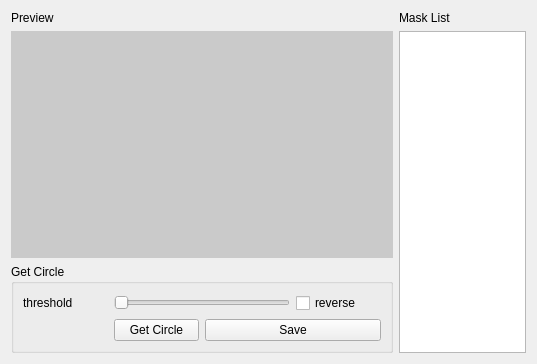
This is ui/mask_widget.ui in xiashu-tech-sh/AOI-IE as Qt 5 draws it before an edit. The edited form follows.
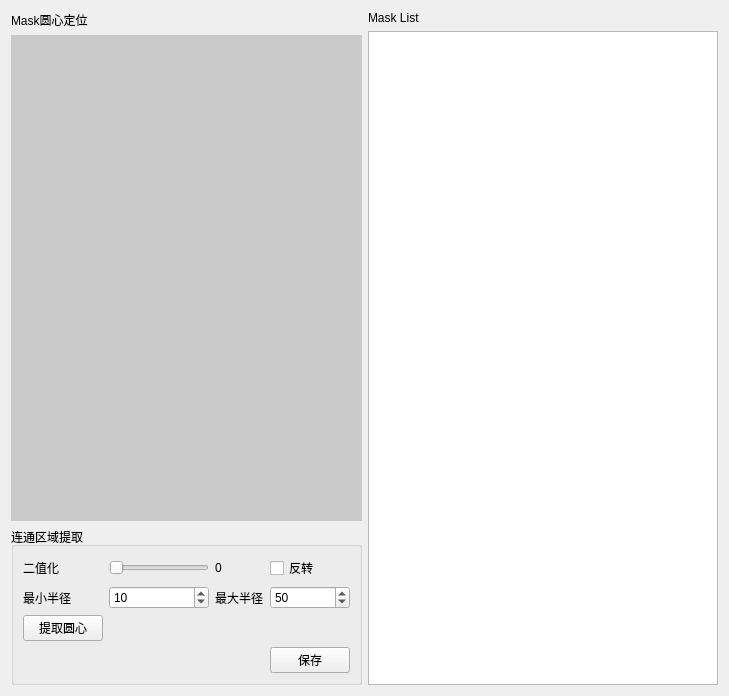
This is the edited form.

Patch:
```diff
--- a/ui/mask_widget.ui
+++ b/ui/mask_widget.ui
@@ -6,22 +6,24 @@
    <rect>
     <x>0</x>
     <y>0</y>
-    <width>537</width>
-    <height>364</height>
+    <width>729</width>
+    <height>696</height>
    </rect>
   </property>
   <property name="windowTitle">
    <string>Form</string>
   </property>
-  <layout class="QHBoxLayout" name="horizontalLayout" stretch="3,1">
+  <layout class="QHBoxLayout" name="horizontalLayout_3">
    <item>
-    <layout class="QVBoxLayout" name="verticalLayout_3" stretch="0,0">
+    <layout class="QHBoxLayout" name="horizontalLayout_2" stretch="1,1">
+     <item>
+      <layout class="QVBoxLayout" name="verticalLayout_3" stretch="9,1">
      <item>
       <layout class="QVBoxLayout" name="verticalLayout_2" stretch="0,1">
        <item>
         <widget class="QLabel" name="label_3">
          <property name="text">
-          <string>Preview</string>
+            <string>Mask圆心定位</string>
          </property>
         </widget>
        </item>
@@ -52,43 +54,108 @@
      <item>
       <widget class="QGroupBox" name="groupBox">
        <property name="title">
-        <string>Get Circle</string>
-       </property>
+          <string>连通区域提取</string>
+         </property>
+         <layout class="QHBoxLayout" name="horizontalLayout">
+          <item>
        <layout class="QGridLayout" name="gridLayout">
+            <item row="0" column="3">
+             <widget class="QCheckBox" name="reverseCheckBox">
+              <property name="text">
+               <string>反转</string>
+              </property>
+             </widget>
+            </item>
+            <item row="1" column="2">
+             <widget class="QLabel" name="label_7">
+              <property name="text">
+               <string>最大半径</string>
+              </property>
+             </widget>
+            </item>
+            <item row="3" column="1" colspan="2">
+             <widget class="QLabel" name="label_9">
+              <property name="text">
+               <string/>
+              </property>
+             </widget>
+            </item>
         <item row="0" column="0">
          <widget class="QLabel" name="label_4">
           <property name="text">
-           <string>threshold</string>
+               <string>二值化</string>
           </property>
          </widget>
         </item>
-        <item row="0" column="1" colspan="2">
+            <item row="1" column="0">
+             <widget class="QLabel" name="label_5">
+              <property name="text">
+               <string>最小半径</string>
+              </property>
+             </widget>
+            </item>
+            <item row="0" column="1">
          <widget class="QSlider" name="threshSlider">
+              <property name="maximum">
+               <number>255</number>
+              </property>
           <property name="orientation">
            <enum>Qt::Horizontal</enum>
           </property>
          </widget>
         </item>
-        <item row="0" column="3">
-         <widget class="QCheckBox" name="reverseCheckBox">
+            <item row="3" column="3">
+             <widget class="QPushButton" name="saveButton">
           <property name="text">
-           <string>reverse</string>
+               <string>保存</string>
+              </property>
+             </widget>
+            </item>
+            <item row="0" column="2">
+             <widget class="QLabel" name="label">
+              <property name="text">
+               <string>0</string>
           </property>
          </widget>
         </item>
         <item row="1" column="1">
+             <widget class="QSpinBox" name="spinBox">
+              <property name="maximum">
+               <number>200</number>
+              </property>
+              <property name="value">
+               <number>10</number>
+              </property>
+             </widget>
+            </item>
+            <item row="1" column="3">
+             <widget class="QSpinBox" name="spinBox_3">
+              <property name="minimum">
+               <number>0</number>
+              </property>
+              <property name="maximum">
+               <number>200</number>
+              </property>
+              <property name="value">
+               <number>50</number>
+              </property>
+             </widget>
+            </item>
+            <item row="2" column="1" colspan="3">
+             <widget class="QLabel" name="label_6">
+              <property name="text">
+               <string/>
+              </property>
+             </widget>
+            </item>
+            <item row="2" column="0">
          <widget class="QPushButton" name="getCircleButton">
           <property name="text">
-           <string>Get Circle</string>
+               <string>提取圆心</string>
           </property>
          </widget>
         </item>
-        <item row="1" column="2" colspan="2">
-         <widget class="QPushButton" name="saveButton">
-          <property name="text">
-           <string>Save</string>
-          </property>
-         </widget>
+           </layout>
         </item>
        </layout>
       </widget>
@@ -106,6 +173,8 @@
      </item>
      <item>
       <widget class="QListWidget" name="listWidget"/>
+       </item>
+      </layout>
      </item>
     </layout>
    </item>
```
Lines whose indentation alone changed are shown as unchanged.
